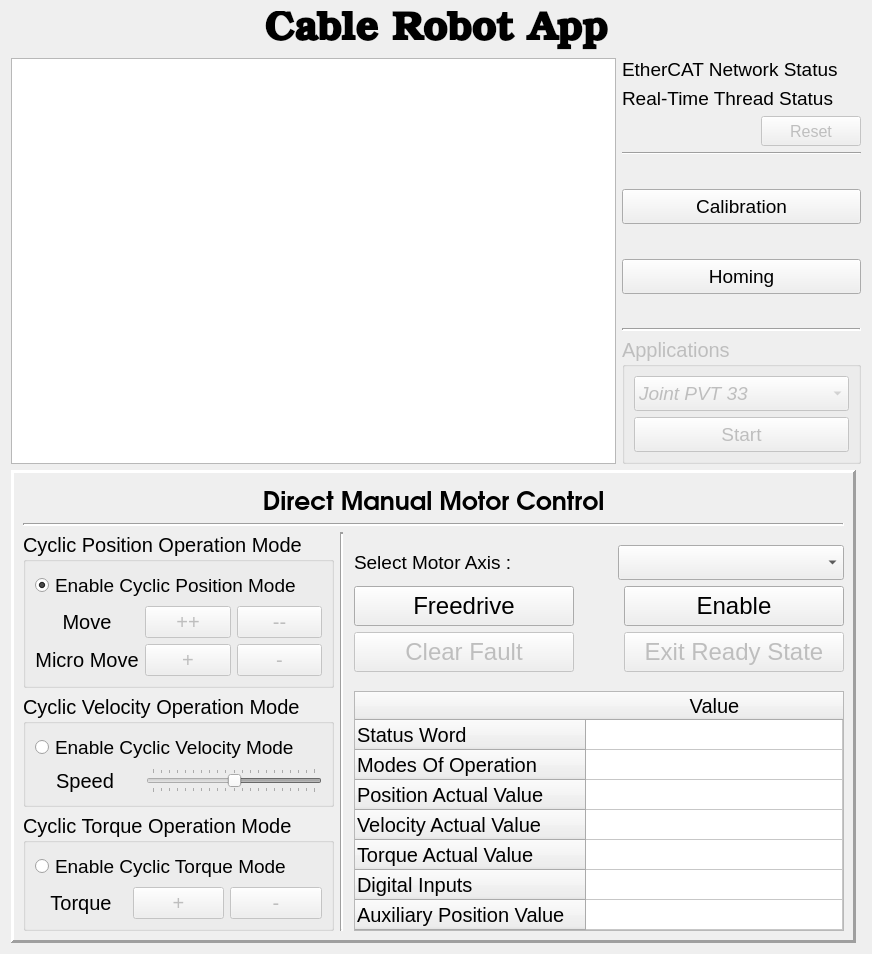
First picture: the form in widgets/main_gui.ui, repository IRMA-LAB/cable_robot, before the edit.
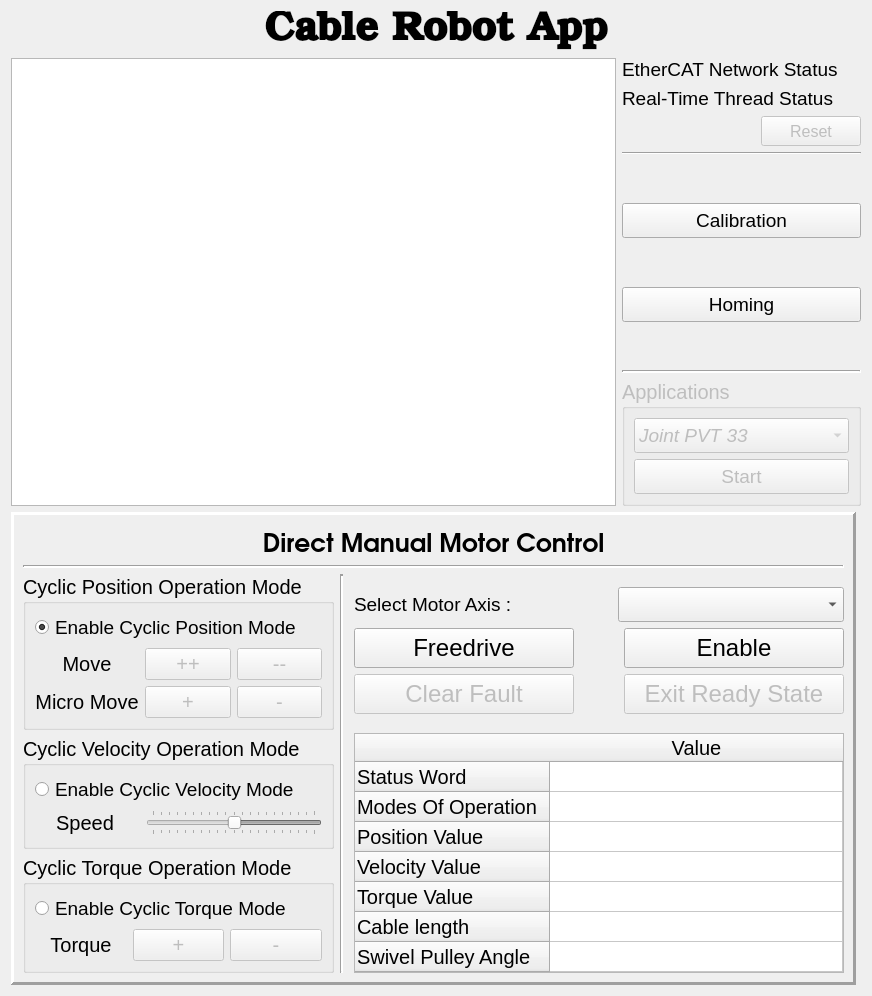
Second picture: the form after the edit. Icons and pictures are not drawn.

```diff
--- a/widgets/main_gui.ui
+++ b/widgets/main_gui.ui
@@ -7,7 +7,7 @@
     <x>0</x>
     <y>0</y>
     <width>872</width>
-    <height>954</height>
+    <height>996</height>
    </rect>
   </property>
   <property name="sizePolicy">
@@ -1099,27 +1099,27 @@
             </row>
             <row>
              <property name="text">
-              <string>Position Actual Value</string>
+              <string>Position Value</string>
              </property>
             </row>
             <row>
              <property name="text">
-              <string>Velocity Actual Value</string>
+              <string>Velocity Value</string>
              </property>
             </row>
             <row>
              <property name="text">
-              <string>Torque Actual Value</string>
+              <string>Torque Value</string>
              </property>
             </row>
             <row>
              <property name="text">
-              <string>Digital Inputs</string>
+              <string>Cable length</string>
              </property>
             </row>
             <row>
              <property name="text">
-              <string>Auxiliary Position Value</string>
+              <string>Swivel Pulley Angle</string>
              </property>
             </row>
             <column>
@@ -1136,31 +1136,49 @@
              </property>
             </item>
             <item row="1" column="0">
+             <property name="text">
+              <string/>
+             </property>
              <property name="textAlignment">
               <set>AlignCenter</set>
              </property>
             </item>
             <item row="2" column="0">
+             <property name="text">
+              <string/>
+             </property>
              <property name="textAlignment">
               <set>AlignCenter</set>
              </property>
             </item>
             <item row="3" column="0">
+             <property name="text">
+              <string/>
+             </property>
              <property name="textAlignment">
               <set>AlignCenter</set>
              </property>
             </item>
             <item row="4" column="0">
+             <property name="text">
+              <string/>
+             </property>
              <property name="textAlignment">
               <set>AlignCenter</set>
              </property>
             </item>
             <item row="5" column="0">
+             <property name="text">
+              <string/>
+             </property>
              <property name="textAlignment">
               <set>AlignCenter</set>
              </property>
             </item>
             <item row="6" column="0">
+             <property name="text">
+              <string/>
+             </property>
              <property name="textAlignment">
               <set>AlignCenter</set>
              </property>
```
